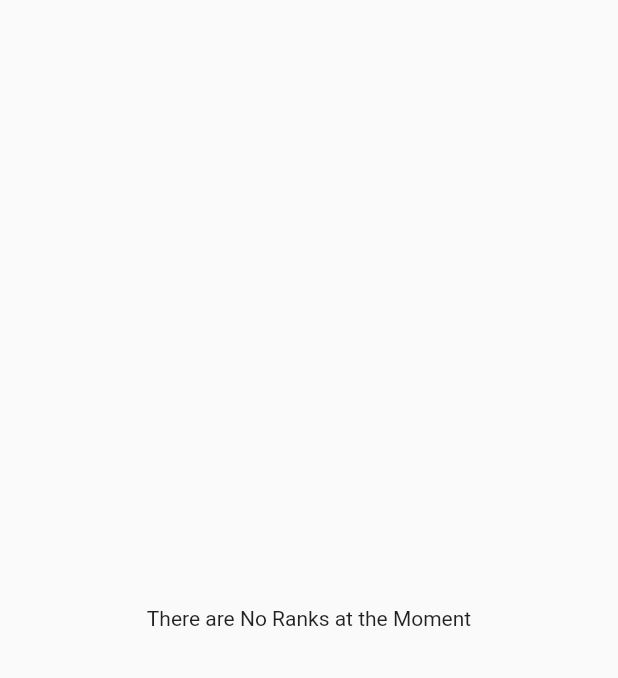
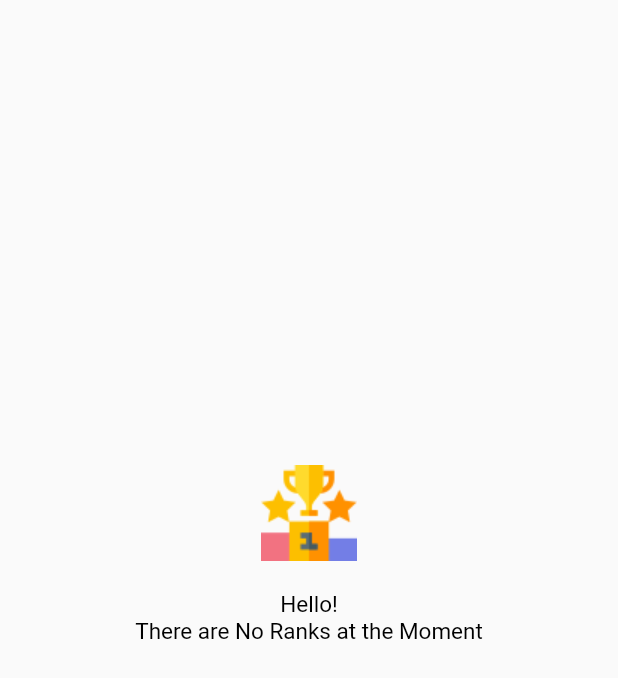
Before and after one commit to qlicue-digital-agency-ltd/online_exam_app, a Flutter app: the RankBoardScreen widget shown alone on an empty page, opened directly, on a phone screen of 412 x 824 dp. Shown: the top 678 px of the screen. Run offline on Flutter 3.47's test engine with Material 2 defaults, Android fonts, the phone set to English and light mode, and no system bars; network calls fail; statements that could not run were skipped.

Commit message:
no item tile done

```diff
--- /dev/null
+++ b/lib/views/components/tiles/no_item.dart
@@ -0,0 +1,53 @@
+import 'package:flutter/material.dart';
+
+class NoItemTile extends StatelessWidget {
+  final String icon;
+  final String title;
+  final String subtitle;
+  final double height;
+  final double width;
+
+  const NoItemTile(
+      {Key key,
+      @required this.icon,
+      @required this.title,
+      @required this.subtitle,
+      this.height = 400,
+      this.width = 300})
+      : super(key: key);
+  @override
+  Widget build(BuildContext context) {
+    return Container(
+      height: MediaQuery.of(context).size.height,
+      child: Stack(
+        children: <Widget>[
+          Padding(
+            padding: EdgeInsets.only(bottom: width / 3 + 40),
+            child: Align(
+              alignment: Alignment.center,
+              child: Image.asset(icon, height: width / 3),
+            ),
+          ),
+          Align(
+            alignment: Alignment.center,
+            child: RichText(
+              textAlign: TextAlign.center,
+              text: TextSpan(
+                style: TextStyle(color: Colors.black, fontSize: width / 20),
+                text: title,
+                children: <TextSpan>[
+                  TextSpan(
+                    text: '\n',
+                  ),
+                  TextSpan(
+                    text: subtitle,
+                  )
+                ],
+              ),
+            ),
+          ),
+        ],
+      ),
+    );
+  }
+}
--- a/lib/views/screens/rank_board_screen.dart
+++ b/lib/views/screens/rank_board_screen.dart
@@ -1,6 +1,7 @@
 import 'package:flutter/material.dart';
 import 'package:online_exam_app/model/scoped/main.dart';
 import 'package:online_exam_app/views/components/cards/rank_card.dart';
+import 'package:online_exam_app/views/components/tiles/no_item.dart';
 import 'package:scoped_model/scoped_model.dart';
 
 class RankBoardScreen extends StatelessWidget {
@@ -22,7 +23,11 @@ class RankBoardScreen extends StatelessWidget {
               )
             : Container(
                 child: Center(
-                  child: Text('There are No Ranks at the Moment'),
+                  child: NoItemTile(
+                    icon: 'assets/icon/ranking.png',
+                    title: 'Hello!',
+                    subtitle: 'There are No Ranks at the Moment',
+                  ),
                 ),
               );
       },
```
